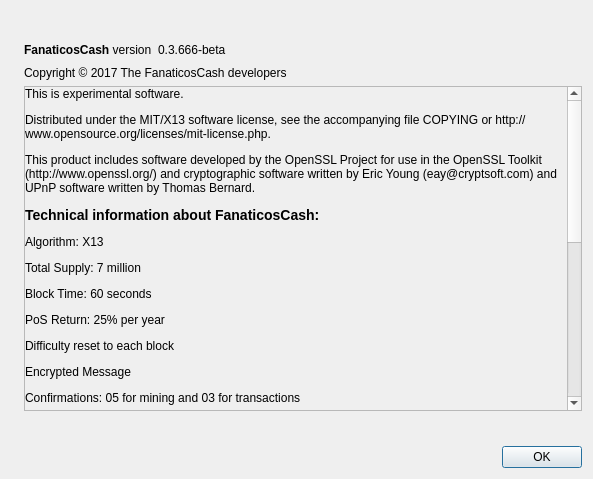
Before: the Qt Designer form src/qt/forms/aboutdialog.ui in fanaticoscriptosoficial/Fanaticos_Cash, drawn with Qt 5.
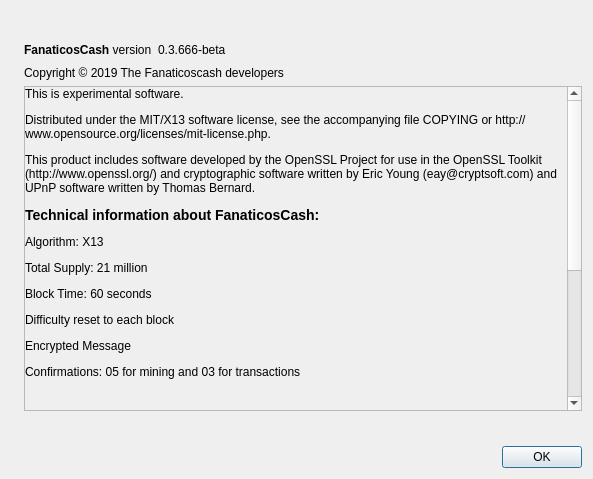
After: the same form once the commit is applied. Icons and pictures are not drawn.

```diff
--- a/src/qt/forms/aboutdialog.ui
+++ b/src/qt/forms/aboutdialog.ui
@@ -103,7 +103,7 @@
         <string notr="true">font: 10pt &quot;Century Gothic&quot;;</string>
        </property>
        <property name="text">
-        <string>Copyright © 2017 The FanaticosCash developers</string>
+        <string>Copyright © 2019 The Fanaticoscash developers</string>
        </property>
        <property name="textInteractionFlags">
         <set>Qt::LinksAccessibleByMouse|Qt::TextSelectableByKeyboard|Qt::TextSelectableByMouse</set>
@@ -124,7 +124,7 @@
         <string notr="true">font: 08pt &quot;Century Gothic&quot;;</string>
        </property>
        <property name="text">
-        <string>&lt;html&gt;&lt;head/&gt;&lt;body&gt;&lt;p&gt;This is experimental software.&lt;/p&gt;&lt;p&gt;Distributed under the MIT/X13 software license, see the accompanying file COPYING or http://www.opensource.org/licenses/mit-license.php.&lt;/p&gt;&lt;p&gt;This product includes software developed by the OpenSSL Project for use in the OpenSSL Toolkit (http://www.openssl.org/) and cryptographic software written by Eric Young (eay@cryptsoft.com) and UPnP software written by Thomas Bernard.&lt;/p&gt;&lt;p&gt;&lt;span style=&quot; font-size:large; font-weight:600;&quot;&gt;Technical information about FanaticosCash:&lt;/span&gt;&lt;/p&gt;&lt;p&gt;Algorithm: X13&lt;/p&gt;&lt;p&gt;Total Supply: 7 million&lt;/p&gt;&lt;p&gt;Block Time: 60 seconds&lt;/p&gt;&lt;p&gt;PoS Return: 25% per year&lt;/p&gt;&lt;p&gt;Difficulty reset to each block&lt;/p&gt;&lt;p&gt;Encrypted Message&lt;/p&gt;&lt;p&gt;Confirmations: 05 for mining and 03 for transactions&lt;/p&gt;&lt;p&gt;&lt;br/&gt;&lt;/p&gt;&lt;p&gt;🌎Website: &lt;a href=&quot;https://fanaticoscash.ddns.net/&quot;&gt;&lt;span style=&quot; text-decoration: underline; color:#0000ff;&quot;&gt;https://fanaticoscash.ddns.net/&lt;/span&gt;&lt;/a&gt;&lt;/p&gt;&lt;p&gt;🌎Block Explorer: &lt;a href=&quot;http://fanaticoscash.ddns.net:3001&quot;&gt;&lt;span style=&quot; text-decoration: underline; color:#0000ff;&quot;&gt;http://fanaticoscash.ddns.net:3001&lt;/span&gt;&lt;/a&gt;&lt;/p&gt;&lt;p&gt;💬Telegram: &lt;a href=&quot;https://t.me/joinchat/G7cebkL3dbRqfuy1gVNm3g&quot;&gt;&lt;span style=&quot; text-decoration: underline; color:#0000ff;&quot;&gt;https://t.me/joinchat/G7cebkL3dbRqfuy1gVNm3g&lt;/span&gt;&lt;/a&gt;&lt;/p&gt;&lt;p&gt;💬Slack: &lt;a href=&quot;https://fanaticoscash.slack.com&quot;&gt;&lt;span style=&quot; text-decoration: underline; color:#0000ff;&quot;&gt;https://fanaticoscash.slack.com&lt;/span&gt;&lt;/a&gt;&lt;/p&gt;&lt;p&gt;💬Facebook: &lt;a href=&quot;https://www.facebook.com/fanaticoscashofficial/&quot;&gt;&lt;span style=&quot; text-decoration: underline; color:#0000ff;&quot;&gt;https://www.facebook.com/fanaticoscashofficial/&lt;/span&gt;&lt;/a&gt;&lt;/p&gt;&lt;p&gt;💬Twitter: &lt;a href=&quot;https://twitter.com/Spero_Official&quot;&gt;&lt;span style=&quot; text-decoration: underline; color:#0000ff;&quot;&gt;https://twitter.com/Spero_Official&lt;/span&gt;&lt;/a&gt;&lt;/p&gt;&lt;p&gt;💬Discord: &lt;a href=&quot;https://discord.gg/CVRFwC7&quot;&gt;&lt;span style=&quot; text-decoration: underline; color:#0000ff;&quot;&gt;https://discord.gg/CVRFwC7&lt;/span&gt;&lt;/a&gt;&lt;/p&gt;&lt;p&gt;📣 BTCTalk: &lt;a href=&quot;https://bitcointalk.org/index.php?topic=2260985.0&quot;&gt;&lt;span style=&quot; text-decoration: underline; color:#0000ff;&quot;&gt;https://bitcointalk.org/index.php?topic=2260985.0&lt;/span&gt;&lt;/a&gt;&lt;/p&gt;&lt;p&gt;🖥 GitHub: &lt;a href=&quot;https://github.com/DigitalCoin1/DigitalCoinBRL&quot;&gt;&lt;span style=&quot; text-decoration: underline; color:#0000ff;&quot;&gt;https://github.com/DigitalCoin1/DigitalCoinBRL&lt;/span&gt;&lt;/a&gt;&lt;/p&gt;&lt;p&gt;📊Trello: &lt;a href=&quot;https://trello.com/b/jYZvXKDs/fanaticoscash&quot;&gt;&lt;span style=&quot; text-decoration: underline; color:#0000ff;&quot;&gt;https://trello.com/b/jYZvXKDs/fanaticoscash&lt;/span&gt;&lt;/a&gt;&lt;/p&gt;&lt;p&gt;✉️E-mail: fanaticoscash@gmail.com&lt;/p&gt;&lt;/body&gt;&lt;/html&gt;</string>
+        <string>&lt;html&gt;&lt;head/&gt;&lt;body&gt;&lt;p&gt;This is experimental software.&lt;/p&gt;&lt;p&gt;Distributed under the MIT/X13 software license, see the accompanying file COPYING or http://www.opensource.org/licenses/mit-license.php.&lt;/p&gt;&lt;p&gt;This product includes software developed by the OpenSSL Project for use in the OpenSSL Toolkit (http://www.openssl.org/) and cryptographic software written by Eric Young (eay@cryptsoft.com) and UPnP software written by Thomas Bernard.&lt;/p&gt;&lt;p&gt;&lt;span style=&quot; font-size:large; font-weight:600;&quot;&gt;Technical information about FanaticosCash:&lt;/span&gt;&lt;/p&gt;&lt;p&gt;Algorithm: X13&lt;/p&gt;&lt;p&gt;Total Supply: 21 million&lt;/p&gt;&lt;p&gt;Block Time: 60 seconds&lt;/p&gt;&lt;/p&gt;&lt;p&gt;Difficulty reset to each block&lt;/p&gt;&lt;p&gt;Encrypted Message&lt;/p&gt;&lt;p&gt;Confirmations: 05 for mining and 03 for transactions&lt;/p&gt;&lt;p&gt;&lt;br/&gt;&lt;/p&gt;&lt;p&gt;🌎Website: &lt;a href=&quot;https://cash.fanaticoscriptos.com/&quot;&gt;&lt;span style=&quot; text-decoration: underline; color:#0000ff;&quot;&gt;https://cash.fanaticoscriptos.com/&lt;/span&gt;&lt;/a&gt;&lt;/p&gt;&lt;p&gt;🌎Block Explorer: &lt;a href=&quot;https://explorer.fanaticoscriptos.com&quot;&gt;&lt;span style=&quot; text-decoration: underline; color:#0000ff;&quot;&gt;https://explorer.fanaticoscriptos.com&lt;/span&gt;&lt;/a&gt;&lt;/p&gt;&lt;p&gt;💬Telegram: &lt;a href=&quot;https://t.me/FanaticosCriptos&quot;&gt;&lt;span style=&quot; text-decoration: underline; color:#0000ff;&quot;&gt;https://t.me/FanaticosCriptos&lt;/span&gt;&lt;/a&gt;&lt;/p&gt;&lt;p&gt;💬Facebook: &lt;a href=&quot;https://facebook.com/fanaticoscriptosoficial&quot;&gt;&lt;span style=&quot; text-decoration: underline; color:#0000ff;&quot;&gt;https://facebook.com/fanaticoscriptosoficial&lt;/span&gt;&lt;/a&gt;&lt;/p&gt;&lt;p&gt;💬Twitter: &lt;a href=&quot;https://twitter.com/fanacriptos&quot;&gt;&lt;span style=&quot; text-decoration: underline; color:#0000ff;&quot;&gt;https://twitter.com/fanacriptos&lt;/span&gt;&lt;/a&gt;&lt;/p&gt;&lt;p&gt;📣 BTCTalk: &lt;a href=&quot;https://bitcointalk.org/index.php?topic=5187519.0&quot;&gt;&lt;span style=&quot; text-decoration: underline; color:#0000ff;&quot;&gt;https://bitcointalk.org/index.php?topic=5187519.0&lt;/span&gt;&lt;/a&gt;&lt;/p&gt;&lt;p&gt;🖥 GitHub: &lt;a href=&quot;https://github.com/fanaticoscriptosoficial&quot;&gt;&lt;span style=&quot; text-decoration: underline; color:#0000ff;&quot;&gt;https://github.com/fanaticoscriptosoficial&lt;/span&gt;&lt;/a&gt;&lt;/p&gt;&lt;p&gt;✉️E-mail: cash@fanaticoscriptos.com&lt;/p&gt;&lt;/body&gt;&lt;/html&gt;</string>
        </property>
        <property name="wordWrap">
         <bool>true</bool>
```
